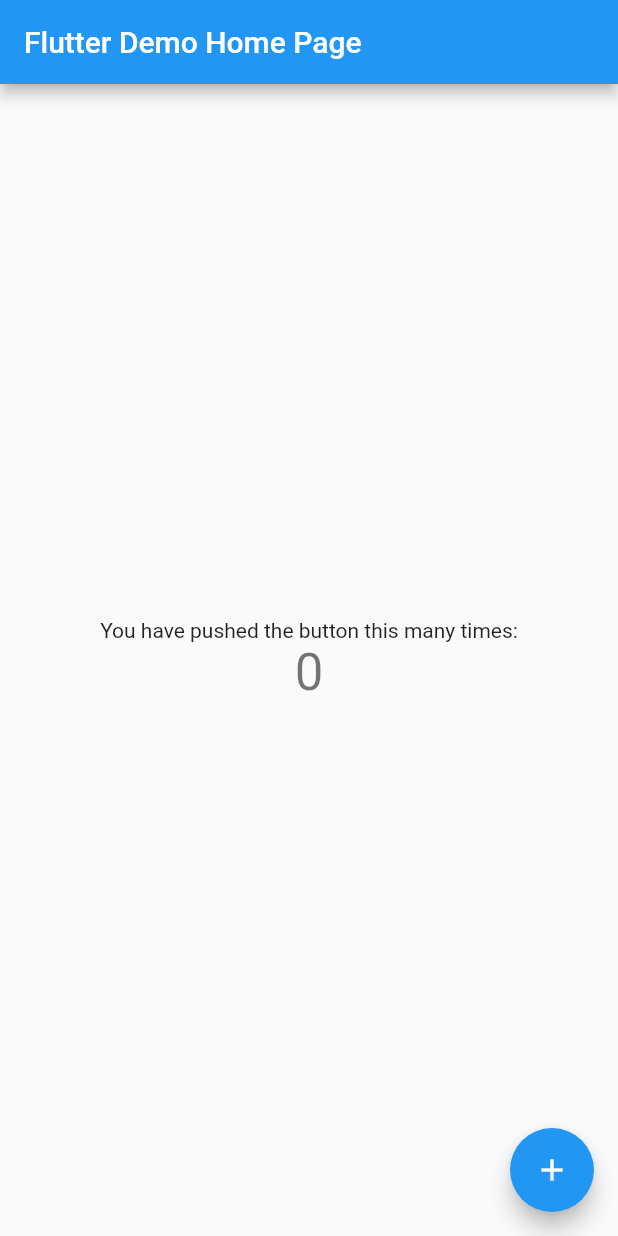
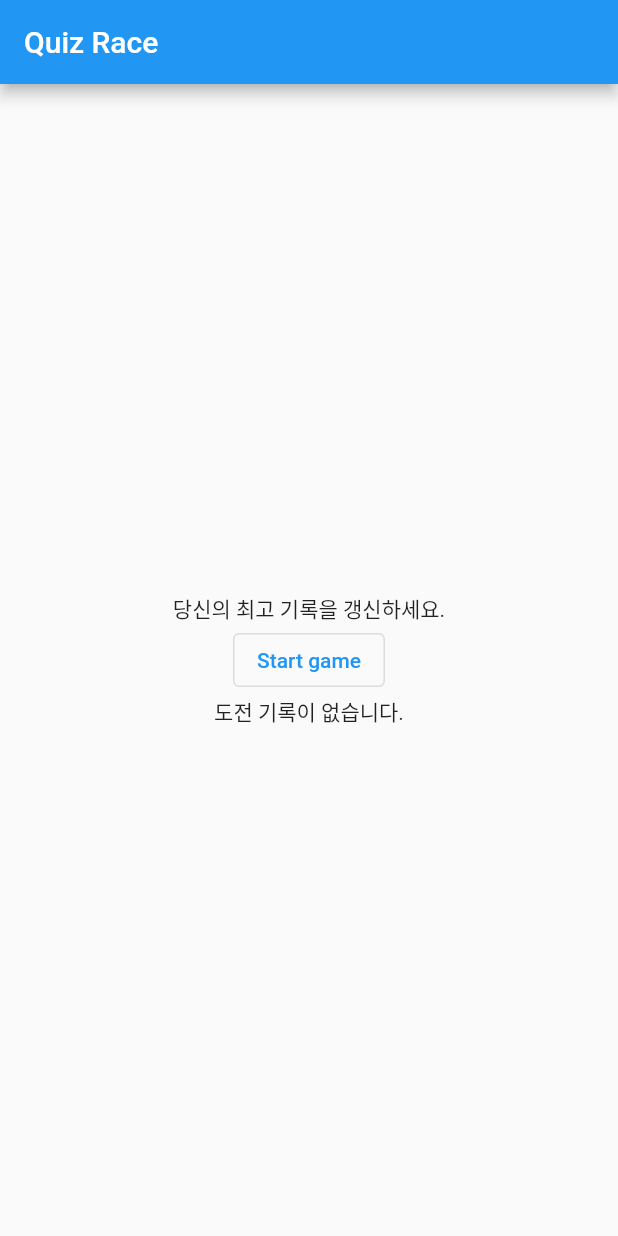
Before and after one commit to Zimins/quiz_race, a Flutter app: the screen it shows after launch, on a phone screen of 412 x 824 dp. Run offline on Flutter 3.47's test engine with Material 2 defaults, Android fonts, the phone set to English and light mode, and no system bars.

Commit message:
mock 데이터 기준으로 퀴즈를 진행 할수 있도록 구현
* 기본적인 화면들 추가
* 퀴즈에 대한 정답을 고를 수 있는 기능 추가
* 정답마다 점수를 추가하고 결과 화면에서 조회 가능
* 퀴즈 목록은 서버와 연동 추후 필요.

```diff
--- a/lib/main.dart
+++ b/lib/main.dart
@@ -1,25 +1,16 @@
 import 'package:flutter/material.dart';
+import 'package:quiz_race/quiz_room.dart';
 
 void main() {
   runApp(MyApp());
 }
 
 class MyApp extends StatelessWidget {
-  // This widget is the root of your application.
   @override
   Widget build(BuildContext context) {
     return MaterialApp(
       title: 'Flutter Demo',
       theme: ThemeData(
-        // This is the theme of your application.
-        //
-        // Try running your application with "flutter run". You'll see the
-        // application has a blue toolbar. Then, without quitting the app, try
-        // changing the primarySwatch below to Colors.green and then invoke
-        // "hot reload" (press "r" in the console where you ran "flutter run",
-        // or simply save your changes to "hot reload" in a Flutter IDE).
-        // Notice that the counter didn't reset back to zero; the application
-        // is not restarted.
         primarySwatch: Colors.blue,
       ),
       home: MyHomePage(title: 'Flutter Demo Home Page'),
@@ -29,15 +20,6 @@
 
 class MyHomePage extends StatefulWidget {
   MyHomePage({Key? key, required this.title}) : super(key: key);
-
-  // This widget is the home page of your application. It is stateful, meaning
-  // that it has a State object (defined below) that contains fields that affect
-  // how it looks.
-
-  // This class is the configuration for the state. It holds the values (in this
-  // case the title) provided by the parent (in this case the App widget) and
-  // used by the build method of the State. Fields in a Widget subclass are
-  // always marked "final".
 
   final String title;
 
@@ -50,64 +32,38 @@
 
   void _incrementCounter() {
     setState(() {
-      // This call to setState tells the Flutter framework that something has
-      // changed in this State, which causes it to rerun the build method below
-      // so that the display can reflect the updated values. If we changed
-      // _counter without calling setState(), then the build method would not be
-      // called again, and so nothing would appear to happen.
       _counter++;
     });
   }
 
   @override
   Widget build(BuildContext context) {
-    // This method is rerun every time setState is called, for instance as done
-    // by the _incrementCounter method above.
-    //
-    // The Flutter framework has been optimized to make rerunning build methods
-    // fast, so that you can just rebuild anything that needs updating rather
-    // than having to individually change instances of widgets.
     return Scaffold(
       appBar: AppBar(
-        // Here we take the value from the MyHomePage object that was created by
-        // the App.build method, and use it to set our appbar title.
-        title: Text(widget.title),
+        title: Text('Quiz Race'),
       ),
       body: Center(
-        // Center is a layout widget. It takes a single child and positions it
-        // in the middle of the parent.
         child: Column(
-          // Column is also a layout widget. It takes a list of children and
-          // arranges them vertically. By default, it sizes itself to fit its
-          // children horizontally, and tries to be as tall as its parent.
-          //
-          // Invoke "debug painting" (press "p" in the console, choose the
-          // "Toggle Debug Paint" action from the Flutter Inspector in Android
-          // Studio, or the "Toggle Debug Paint" command in Visual Studio Code)
-          // to see the wireframe for each widget.
-          //
-          // Column has various properties to control how it sizes itself and
-          // how it positions its children. Here we use mainAxisAlignment to
-          // center the children vertically; the main axis here is the vertical
-          // axis because Columns are vertical (the cross axis would be
-          // horizontal).
           mainAxisAlignment: MainAxisAlignment.center,
           children: <Widget>[
-            Text(
-              'You have pushed the button this many times:',
+            Text('당신의 최고 기록을 갱신하세요.'),
+            OutlinedButton(
+              onPressed: () {
+                Navigator.push(
+                  context,
+                  MaterialPageRoute(
+                    builder: (context) {
+                      return QuizRoom();
+                    },
+                  ),
+                );
+              },
+              child: Text('Start game'),
             ),
-            Text(
-              '$_counter',
-              style: Theme.of(context).textTheme.headline4,
-            ),
+            Text('도전 기록이 없습니다.'),
           ],
         ),
       ),
-      floatingActionButton: FloatingActionButton(
-        onPressed: _incrementCounter,
-        tooltip: 'Increment',
-        child: Icon(Icons.add),
-      ), // This trailing comma makes auto-formatting nicer for build methods.
     );
   }
 }
--- /dev/null
+++ b/lib/quiz_repository.dart
@@ -0,0 +1,66 @@
+class QuizRepository {
+  final demoQuiz1 = Quiz(
+    'a',
+    '대한민국의 수도는?',
+    '대한민국의 수도는 서울입니다',
+    '서울',
+    ['서울', '부산', '대구', '분당'],
+    'thumbnailUrl',
+    1,
+  );
+
+  final demoQuiz2 = Quiz(
+    'b',
+    '구글이 만든 모바일 운영체제는?',
+    'Android',
+    'Android',
+    ['Android', 'iOS', 'Tigen', 'Chrome'],
+    'thumbnailUrl',
+    1,
+  );
+
+  int count = 0;
+
+  Quiz getNextQuiz(String originalId) {
+    final demoQuizList = [demoQuiz1, demoQuiz2];
+    return demoQuizList[(count++ % 2)];
+  }
+
+  Quiz getQuiz(String id) {
+    final demoQuizList = [demoQuiz1, demoQuiz2];
+    return demoQuiz1;
+  }
+
+  List<Quiz> getQuizes(int length) {
+    final demoQuiz = Quiz(
+      'sss',
+      '대한민국의 수도는?',
+      '대한민국의 수도는 서울입니다',
+      '서울',
+      ['서울', '부산', '대구', '분당'],
+      'thumbnailUrl',
+      1,
+    );
+    return [demoQuiz];
+  }
+}
+
+class Quiz {
+  String id;
+  String question;
+  String answerDescription;
+  String answer;
+  List<String> answerChoices;
+  String thumbnailUrl;
+  int difficulty;
+
+  Quiz(
+    this.id,
+    this.question,
+    this.answerDescription,
+    this.answer,
+    this.answerChoices,
+    this.thumbnailUrl,
+    this.difficulty,
+  );
+}
```
Also changed, not shown: lib/quiz_result.dart (added, +40 -0 lines), lib/quiz_room.dart (added, +222 -0 lines).
